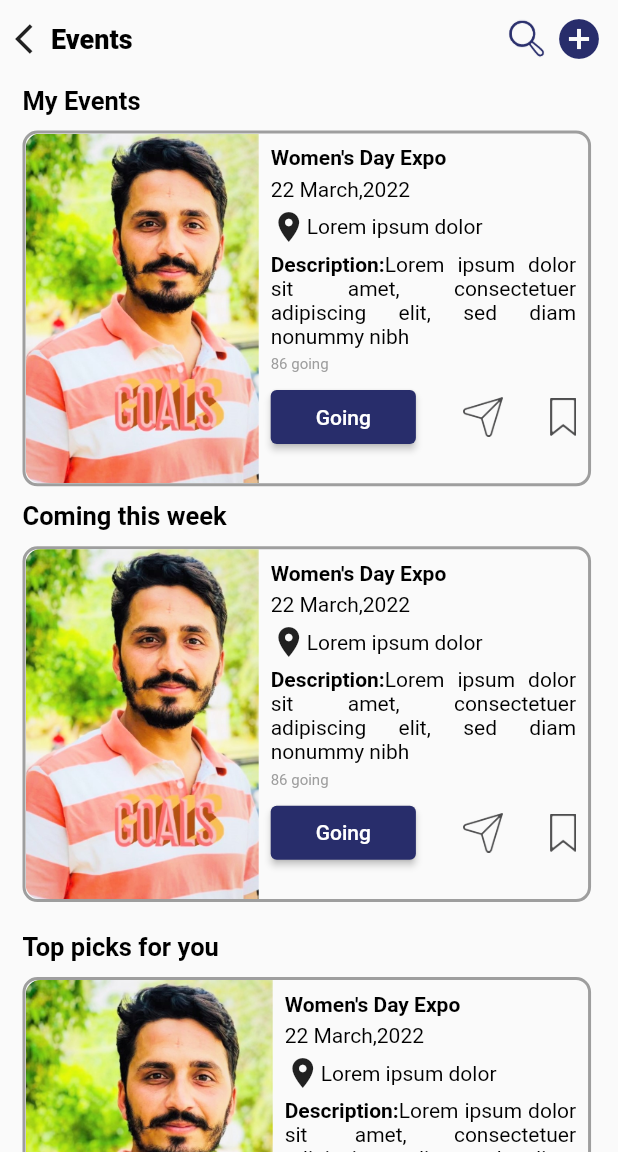
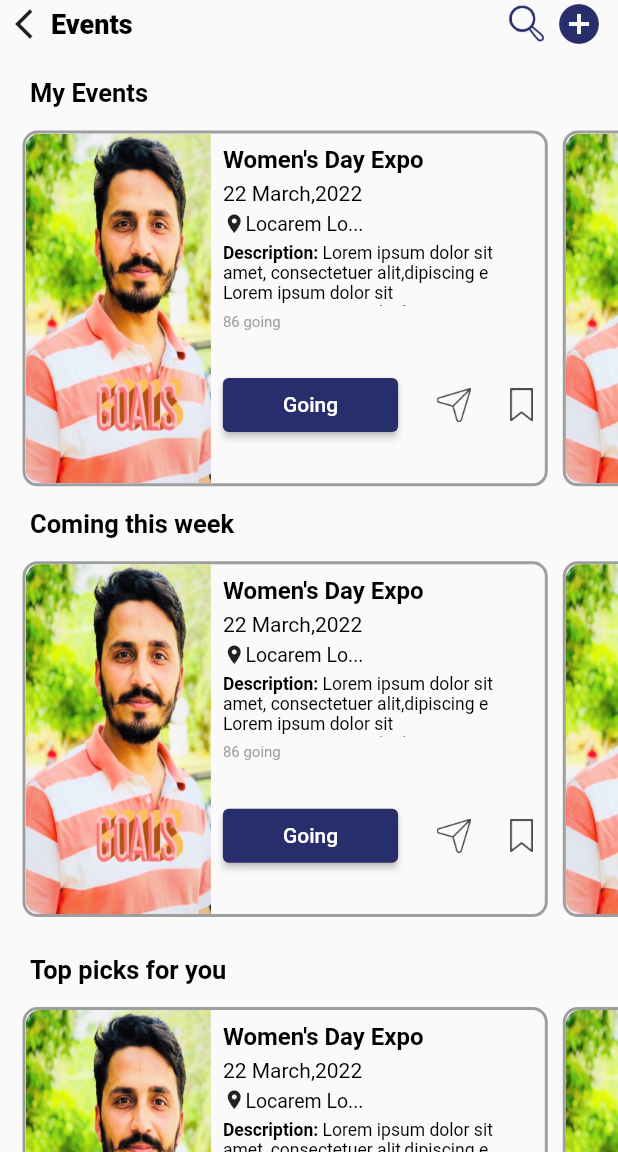
Before and after one commit to Sajid-Msd313/aidber, a Flutter app: the EventsScreen screen opened directly, on a phone screen of 412 x 824 dp, the part 84-1236 px from its top. Run offline on Flutter 3.47's test engine with Material 2 defaults, Android fonts, the phone set to English and light mode, and no system bars; our stand-ins replace auto_size_text, cached_network_image, carousel_slider, chips_choice_null_safety, dio, dropdown_button2 and 8 more; missing offline and left inert: comment_tree, flutter_google_places, flutter_reaction_button, google_api_headers, google_maps_webservice; accounts and stored records are empty.

Commit message:
create event need work like location, dateTime.

```diff
--- /dev/null
+++ b/lib/screens/events/controllers/event_controller.dart
@@ -0,0 +1,3 @@
+import 'package:get/get.dart';
+
+class EventController extends GetxController {}
--- a/lib/screens/create_new_event/create_new_event_view.dart
+++ b/lib/screens/events/create_new_event/create_new_event_view.dart
@@ -1,9 +1,11 @@
 
 
 import 'package:aidber/global_widgets/appbar.dart';
-import 'package:aidber/screens/create_new_event/widgets/body.dart';
-import 'package:aidber/screens/create_new_event/widgets/header.dart';
+import 'package:aidber/screens/events/create_new_event/widgets/header.dart';
+
 import 'package:flutter/material.dart';
+
+import 'package:aidber/screens/events/create_new_event/widgets/body.dart';
 
 class CreateNewEvent extends StatelessWidget {
   const CreateNewEvent({Key? key}) : super(key: key);
--- a/lib/screens/event_detail_screen/event_detail_view.dart
+++ b/lib/screens/events/event_detail_screen/event_detail_view.dart
@@ -1,7 +1,9 @@
 import 'package:aidber/global_widgets/appbar.dart';
-import 'package:aidber/screens/event_detail_screen/widgets/body.dart';
 import 'package:flutter/material.dart';
 import 'package:get/get.dart';
+
+
+import 'package:aidber/screens/events/event_detail_screen/widgets/body.dart';
 
 class EventDetailView extends StatelessWidget {
   const EventDetailView({Key? key}) : super(key: key);
--- a/lib/screens/events/events_view.dart
+++ b/lib/screens/events/events_view.dart
@@ -1,10 +1,11 @@
 import 'package:aidber/global_widgets/appbar.dart';
-import 'package:aidber/screens/create_new_event/create_new_event_view.dart';
 import 'package:aidber/screens/events/widgets/my_events_list.dart';
 import 'package:aidber/utils/dimensions.dart';
 import 'package:aidber/utils/styles.dart';
 import 'package:flutter/material.dart';
 import 'package:get/get.dart';
+
+import 'create_new_event/create_new_event_view.dart';
 
 class EventsScreen extends StatelessWidget {
   const EventsScreen({Key? key}) : super(key: key);
@@ -15,12 +16,13 @@ class EventsScreen extends StatelessWidget {
       appBar: CustomAppbar1,
       body: SafeArea(
           child: SingleChildScrollView(
-        child: Container(
-          margin: const EdgeInsets.symmetric(vertical: 10, horizontal: 10),
-          child: Column(
+
+            child:  Column(
           mainAxisSize: MainAxisSize.min,
           children: [
-              Row(
+            Padding(
+              padding: const EdgeInsets.symmetric(horizontal: 10),
+              child: Row(
                 mainAxisAlignment: MainAxisAlignment.spaceBetween,
                 children: [
                   Row(
@@ -45,15 +47,17 @@ class EventsScreen extends StatelessWidget {
                   )
                 ],
               ),
+            ),
             const SizedBox(
               height: 10,
             ),
             Container(
-                  margin: const EdgeInsets.all(Dimensions.PADDING_SIZE_EXTRA_SMALL),
+                margin: const EdgeInsets.symmetric(horizontal:Dimensions.PADDING_SIZE_LARGE,vertical: Dimensions.PADDING_SIZE_SMALL),
                 alignment: Alignment.centerLeft, child: Text("My Events",style:kstyle1.copyWith(fontSize: 17),)),
             const MyEventsList(),
             Container(
-                   margin: const EdgeInsets.all(Dimensions.PADDING_SIZE_EXTRA_SMALL),
+                margin: const EdgeInsets.symmetric(horizontal:Dimensions.PADDING_SIZE_LARGE,vertical: Dimensions.PADDING_SIZE_SMALL),
+
                 alignment: Alignment.centerLeft,
                 child: Text("Coming this week",style:kstyle1.copyWith(fontSize: 17),)),
             const MyEventsList(),
@@ -61,22 +65,11 @@ class EventsScreen extends StatelessWidget {
               height: 10,
             ),
             Container(
-                   margin: const EdgeInsets.all(Dimensions.PADDING_SIZE_EXTRA_SMALL),
+                margin: const EdgeInsets.symmetric(horizontal:Dimensions.PADDING_SIZE_LARGE,vertical: Dimensions.PADDING_SIZE_SMALL),
                 alignment: Alignment.centerLeft,
                 child: Text("Top picks for you",style:kstyle1.copyWith(fontSize: 17),)),
-              Container(
-                height: 300,
-                child: ListView.builder(
-                    itemCount: 5,
-                    shrinkWrap: true,
-                    scrollDirection: Axis.horizontal,
-                    //physics: NeverScrollableScrollPhysics(),
-                    itemBuilder: (context, index){
-                  return  MyEventsList();
-                }),
-              )
+            MyEventsList()
           ],
-          ),
         ),
       )),
     );
--- a/lib/screens/events/widgets/my_events_list.dart
+++ b/lib/screens/events/widgets/my_events_list.dart
@@ -1,32 +1,35 @@
 import 'package:aidber/global_widgets/colors.dart';
-import 'package:aidber/screens/event_detail_screen/event_detail_view.dart';
+import 'package:aidber/utils/dimensions.dart';
 import 'package:flutter/material.dart';
 import 'package:get/get.dart';
+
+import '../event_detail_screen/event_detail_view.dart';
 
 class MyEventsList extends StatelessWidget {
   const MyEventsList({Key? key}) : super(key: key);
 
+  final String location = "Locarem Location is good";
   @override
   Widget build(BuildContext context) {
-    return InkWell(
+    return GestureDetector(
       onTap: () {
         Get.to(() => const EventDetailView());
       },
       child: SizedBox(
         height: MediaQuery.of(context).size.height * 0.3,
         child: ListView.builder(
+          physics: const BouncingScrollPhysics(),
           shrinkWrap: true,
+          padding: const EdgeInsets.only(left: Dimensions.PADDING_SIZE_SMALL),
           scrollDirection: Axis.horizontal,
           itemCount: 15,
           itemBuilder: (BuildContext context, int index) => Container(
             margin: const EdgeInsets.all(5),
             // height: 200,
-            width: Get.width * 0.92,
+            width: Get.width * 0.85,
             //height: MediaQuery.of(context).size.height*0.43,
             child: Container(
-              decoration: BoxDecoration(
-                  borderRadius: BorderRadius.circular(10),
-                  border: Border.all(color: Colors.grey, width: 2)),
+              decoration: BoxDecoration(borderRadius: BorderRadius.circular(10), border: Border.all(color: Colors.grey, width: 2)),
               child: Row(
                 crossAxisAlignment: CrossAxisAlignment.start,
                 children: [
@@ -34,12 +37,11 @@ class MyEventsList extends StatelessWidget {
                     child: Image.asset(
                       'assets/sajidmsd.jpg',
                       // scale: 4,
-                      height: Get.height*.3,
-                      fit: BoxFit.fitWidth,
+                      height: Get.height * .3,
+                      width: Get.width * .3,
+                      fit: BoxFit.fill,
                     ),
-                    borderRadius: const BorderRadius.only(
-                        topLeft: Radius.circular(10),
-                        bottomLeft: Radius.circular(10)),
+                    borderRadius: const BorderRadius.only(topLeft: Radius.circular(10), bottomLeft: Radius.circular(10)),
                   ),
                   Flexible(
                     child: Padding(
@@ -48,79 +50,91 @@ class MyEventsList extends StatelessWidget {
                         crossAxisAlignment: CrossAxisAlignment.start,
                         mainAxisAlignment: MainAxisAlignment.start,
                         children: [
-                          const Text("Women's Day Expo",
-                              style: TextStyle(
-                                  fontWeight: FontWeight.bold,
-                                  color: Colors.black)),
+                          const  Text("Women's Day Expo", maxLines: 2, overflow: TextOverflow.ellipsis, style:  TextStyle(fontWeight:
+                           FontWeight.bold,
+                               color: Colors.black,
+                               fontSize:
+                          16)),
                           const SizedBox(
                             height: 5,
                           ),
-                          const Text("22 March,2022",
-                              style: TextStyle(
-                                  fontWeight: FontWeight.normal,
-                                  color: Colors.black)),
+                          const Text("22 March,2022", style: TextStyle(fontWeight: FontWeight.normal, color: Colors.black)),
                           const SizedBox(
                             height: 5,
                           ),
-                          Row(
-                            children: const [
-                              Icon(Icons.location_on),
-                              Text("Lorem ipsum dolor",
+                          RichText(
+                              textAlign: TextAlign.center,
+                              maxLines: 1,
+                              overflow: TextOverflow.ellipsis,
+                              text:  TextSpan(text: "", style: TextStyle(fontWeight: FontWeight.bold, color: Colors.black), children: [
+                               const WidgetSpan(
+                                    child: Icon(
+                                      Icons.location_on,
+                                      size: 15,
+                                    ),
+                                    alignment: PlaceholderAlignment.middle),
+                                TextSpan(
+                                    text: location.length > 20 ? location.substring(0, 10)+'...' : location,
+                                    style: const TextStyle(fontWeight: FontWeight.normal, color: Colors.black, overflow: TextOverflow
+                                        .ellipsis, fontSize: 13))
+                              ])),
+
+                          // Row(
+                          //   children: const [
+                          //     Icon(Icons.location_on),
+                          //     Text("Lorem ipsum dolor", style: TextStyle(fontWeight: FontWeight.normal, color: Colors.black)),
+                          //   ],
+                          // ),
+                          const SizedBox(
+                            height: 5,
+                          ),
+                          FittedBox(
+                            child: SizedBox(
+                              height: 50,
+                              width: MediaQuery.of(context).size.width * 0.6,
+                              child: RichText(
+                                  textAlign: TextAlign.left,
+                                  text: const TextSpan(
+                                      text: "Description: ",
+                                      style: TextStyle(fontWeight: FontWeight.bold, color: Colors.black),
+                                      children: [
+                                        TextSpan(
+                                            text: "Lorem ipsum dolor sit amet, consectetuer alit,dipiscing e Lorem ipsum dolor sit amet"
+                                                "consectetuer alit,dipiscing e consectetuer asd END",
                                             style: TextStyle(
-                                      fontWeight: FontWeight.normal,
-                                      color: Colors.black)),
-                            ],
+                                                fontWeight: FontWeight.normal, color: Colors.black, overflow: TextOverflow.ellipsis))
+                                      ])),
+                            ),
                           ),
                           const SizedBox(
                             height: 5,
                           ),
-                          RichText(
-                              textAlign: TextAlign.justify,
-                              text: const TextSpan(
-                                  text: "Description:",
-                                  style: TextStyle(
-                                      fontWeight: FontWeight.bold,
-                                      color: Colors.black),
-                                  children: [
-                                    TextSpan(
-                                        text:
-                                            "Lorem ipsum dolor sit amet, consectetuer adipiscing elit, sed diam nonummy nibh",
-                                        style: TextStyle(
-                                            fontWeight: FontWeight.normal,
-                                            color: Colors.black))
-                                  ])),
+                          const Text("86 going", style: TextStyle(fontSize: 10, fontWeight: FontWeight.normal, color: Colors.grey)),
                           const SizedBox(
                             height: 5,
                           ),
-                          const Text("86 going",
-                              style: TextStyle(
-                                  fontSize: 10,
-                                  fontWeight: FontWeight.normal,
-                                  color: Colors.grey)),
-                          const SizedBox(
-                            height: 5,
-                          ),
-                          Row(
+                          Expanded(
+                            child: Row(
                               mainAxisAlignment: MainAxisAlignment.spaceBetween,
                               children: [
                                 ElevatedButton(
                                   onPressed: () {},
                                   child: const Text("Going"),
                                   style: ElevatedButton.styleFrom(
-                                    padding: const EdgeInsets.symmetric(
-                                        horizontal: 30),
+                                      padding: const EdgeInsets.symmetric(horizontal: 40, vertical: 0),
                                       onPrimary: Colors.white,
                                       primary: PRIMARY_COLOR),
                                 ),
                                 Image.asset(
                                   'assets/share.png',
-                                scale: 7,
+                                  scale: 8,
                                 ),
                                 Image.asset(
                                   'assets/save.png',
-                                scale: 7,
+                                  scale: 8,
                                 ),
                               ],
+                            ),
                           )
                         ],
                       ),
--- a/lib/screens/menu/widgets/body.dart
+++ b/lib/screens/menu/widgets/body.dart
@@ -132,7 +132,7 @@ class bodymenu extends StatelessWidget {
             btnText: "Saved",
             primary: true,
             onPressed: () {
-              Get.offAll(() => const Sign_In2());
+           //   Get.offAll(() => const Sign_In2());
             }),
         const SizedBox(
           height: 7,
--- a/lib/utils/api_urls.dart
+++ b/lib/utils/api_urls.dart
@@ -17,8 +17,7 @@ class api_urls {
   static const String GET_ALL_POST = "$BASE_URL/$API_URL/get_all_posts";
   static const String LIKE_POST = "$BASE_URL/$API_URL/add_like";
   static const String COMMENT = "$BASE_URL/$API_URL/comment";
-  static const String REQUEST_TO_FOLLOW =
-      "$BASE_URL/$API_URL/request-to-follow";
+  static const String REQUEST_TO_FOLLOW = "$BASE_URL/$API_URL/request-to-follow";
   static const String GET_POST_COMMENT = "$BASE_URL/$API_URL/get-post-comment";
   static const String SAVE_POST = "$BASE_URL/$API_URL/save-post";
   static const String SHARE_POST = "$BASE_URL/$API_URL/share-post";
@@ -31,6 +30,7 @@ class api_urls {
 
   //===========EVENT URLS============//
   static const String ADD_EVENT = "$BASE_URL/$API_URL/add_event";
+  static const String GET_ALL_EVENTS = "$BASE_URL/$API_URL/get_all_events";
 
   //===========EVENT ENDS HEREURLS============//
 
--- a/lib/utils/get_di.dart
+++ b/lib/utils/get_di.dart
@@ -14,6 +14,8 @@ import '../data/api.dart';
 import '../screens/business_account/controllers/create_business_controller.dart';
 import '../screens/comment_screen/controllers/comment_controller.dart';
 import '../screens/create_a_post/controller/create_post_controller.dart';
+import '../screens/events/controllers/create_new_event_controller.dart';
+import '../screens/events/controllers/event_controller.dart';
 
 Future<void> init()async{
   await Get.put(storage_controller(), permanent: true).initStorage();
@@ -23,6 +25,8 @@ Future<void> init()async{
   Get.lazyPut(() => signup_controller(apiClient: Get.find<ApiClient>()));
   Get.lazyPut(() => all_post_controller(apiClient: Get.find<ApiClient>()));
   Get.lazyPut(() => create_post_controller(apiClient: Get.find<ApiClient>()),fenix: true);
+  Get.lazyPut(() => CreateNewEventController());
+  Get.lazyPut(() => EventController());
   // Get.lazyPut(() =>  create_business_controller());
   // Get.lazyPut(() =>  business_mainController());
   // Get.lazyPut(() => comment_controller(apiClient: Get.find<ApiClient>()));
```
Also changed, not shown: lib/controllers/root_page_controller.dart (+9 -0 lines), lib/data/services/events/add_event_services.dart (+35 -23 lines), lib/global_widgets/custom_dropDown.dart (added, +43 -0 lines), lib/screens/business_account/show_business_account_screen.dart (+26 -10 lines), lib/screens/create_new_event/widgets/body.dart (deleted, +0 -34 lines), lib/screens/create_new_event/widgets/header.dart (deleted, +0 -47 lines), lib/screens/events/controllers/create_new_event_controller.dart (added, +49 -0 lines), lib/screens/events/create_new_event/widgets/body.dart (added, +46 -0 lines), lib/screens/events/create_new_event/widgets/header.dart (added, +65 -0 lines), lib/screens/events/event_detail_screen/widgets/body.dart (renamed from lib/screens/event_detail_screen/widgets/body.dart). Lines whose indentation alone changed are shown as unchanged.
